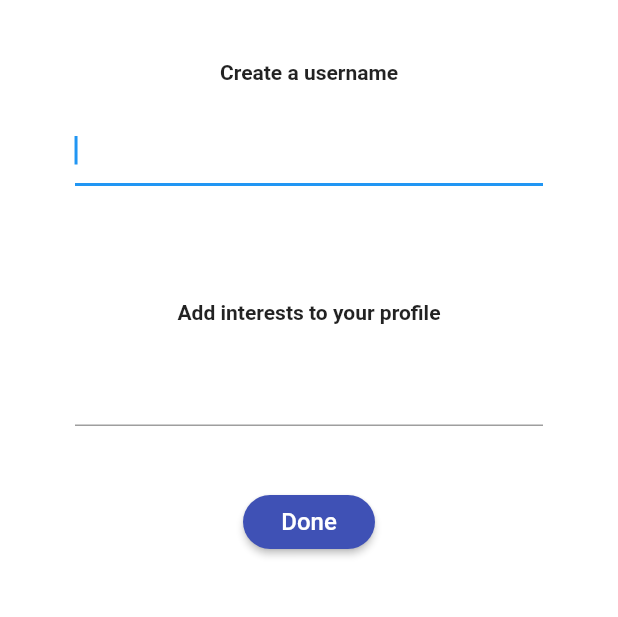
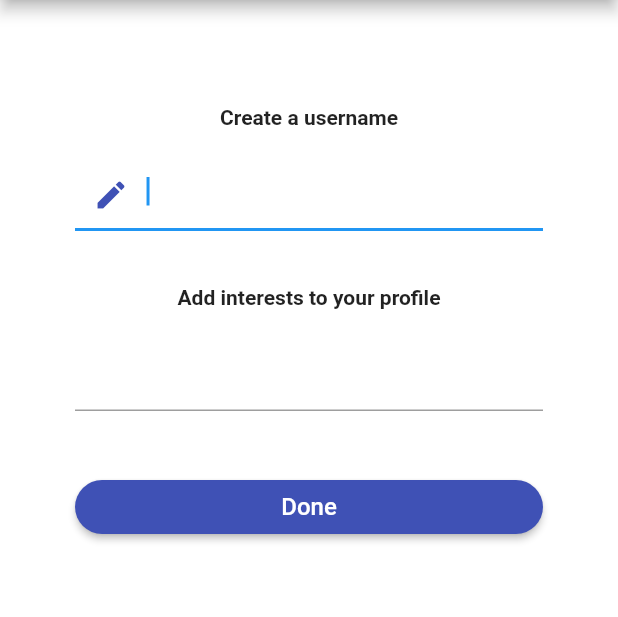
Before and after one commit to philalem/tutorial_app, a Flutter app: the UsernameAndInterestsSignUp screen opened directly, on a phone screen of 412 x 824 dp, the part 84-701 px from its top. Run offline on Flutter 3.47's test engine with Material 2 defaults, Android fonts, the phone set to English and light mode, and no system bars; our stand-ins replace camera, cloud_firestore, firebase_auth, firebase_storage, google_fonts, image_picker and 1 more; missing offline and left inert: algolia; accounts and stored records are empty; statements that could not run were skipped.

```diff
--- a/lib/login/login.dart
+++ b/lib/login/login.dart
@@ -54,7 +54,7 @@ class _LoginState extends State<Login> {
         child: ListView(
           children: <Widget>[
             Container(
-              padding: EdgeInsets.symmetric(vertical: 20.0, horizontal: 10.0),
+              padding: EdgeInsets.symmetric(vertical: 50.0, horizontal: 50.0),
               child: Form(
                 key: _formKey,
                 child: Column(
--- a/lib/register/createUsername.dart
+++ b/lib/register/createUsername.dart
@@ -24,9 +24,7 @@ class _CreateUsername extends State<CreateUsername> {
 
   @override
   Widget build(BuildContext context) {
-    return Container(
-      padding: EdgeInsets.symmetric(vertical: 20.0, horizontal: 20.0),
-      child: Column(
+    return Column(
       children: <Widget>[
         SizedBox(height: 20.0),
         Text(
@@ -37,6 +35,7 @@ class _CreateUsername extends State<CreateUsername> {
         ),
         SizedBox(height: 20.0),
         CreaidTextField(
+          icon: Icon(Icons.edit),
           validator: (val) => val.isEmpty ? 'Enter a username' : null,
           controller: widget.controller,
           onChanged: (value) async {
@@ -45,7 +44,7 @@ class _CreateUsername extends State<CreateUsername> {
             if (isMatch) {
               widget.disableForm();
               error = 'Sorry, this username is taken already. Try another.';
-              } else if (value != '') {
+            } else if (value == '') {
               widget.disableForm();
               error = 'Please enter a username';
             } else {
@@ -60,7 +59,6 @@ class _CreateUsername extends State<CreateUsername> {
           style: TextStyle(color: Colors.red, fontSize: 14.0),
         )
       ],
-      ),
     );
   }
 }
--- a/lib/register/register.dart
+++ b/lib/register/register.dart
@@ -54,7 +54,7 @@ class _RegisterState extends State<Register> {
           children: <Widget>[
             Center(
               child: Container(
-                padding: EdgeInsets.symmetric(vertical: 20.0, horizontal: 10.0),
+                padding: EdgeInsets.symmetric(vertical: 50.0, horizontal: 50.0),
                 child: Form(
                   key: _formKey,
                   child: Column(
@@ -103,6 +103,7 @@ class _RegisterState extends State<Register> {
                           Text(
                             'Next',
                             style: TextStyle(fontSize: 16),
+                            textAlign: TextAlign.center,
                           ),
                         ],
                         onPressed: () async {
--- a/lib/register/usernameAndInterestsSignUp.dart
+++ b/lib/register/usernameAndInterestsSignUp.dart
@@ -45,19 +45,18 @@ class _UsernameAndInterestsSignUpState
     return Scaffold(
       backgroundColor: Colors.white,
       appBar: AppBar(
-        elevation: 0.0,
         title: Text('Creaid'),
       ),
       body: Column(
         children: <Widget>[
-          CreateUsername(
-            enableForm: enableSubmitButton,
-            disableForm: disableSubmitButton,
-            controller: usernameHolder,
-          ),
           Container(
-              padding: EdgeInsets.symmetric(vertical: 20.0, horizontal: 20.0),
+              padding: EdgeInsets.symmetric(vertical: 50.0, horizontal: 50.0),
               child: Column(children: <Widget>[
+                CreateUsername(
+                  enableForm: enableSubmitButton,
+                  disableForm: disableSubmitButton,
+                  controller: usernameHolder,
+                ),
                 SizedBox(height: 20.0),
                 Text(
                   'Add interests to your profile',
@@ -78,6 +77,7 @@ class _UsernameAndInterestsSignUpState
                       Text(
                         'Done',
                         style: TextStyle(fontSize: 16),
+                        textAlign: TextAlign.center,
                       ),
                     ],
                     onPressed: () async {
@@ -96,6 +96,7 @@ class _UsernameAndInterestsSignUpState
                           error = 'Can not register this user';
                         });
                       }
+                      Navigator.of(context).pop();
                     }),
                 SizedBox(height: 12.0),
                 Text(
--- a/lib/utility/algoliaService.dart
+++ b/lib/utility/algoliaService.dart
@@ -18,6 +18,9 @@ class AlgoliaService {
     AlgoliaQuery query = algolia.instance.index('usernames').setHitsPerPage(1);
     query = query.search(potentialUsername);
     var hit = (await query.getObjects()).hits;
+    if (hit.length == 0) {
+      return false;
+    }
     AlgoliaObjectSnapshot snap = hit[0];
     var closestMatch = snap.data['username'];
     return closestMatch == potentialUsername;
--- a/lib/utility/creaidButton.dart
+++ b/lib/utility/creaidButton.dart
@@ -1,10 +1,16 @@
 import 'package:flutter/material.dart';
 
 class CreaidButton extends StatelessWidget {
-  CreaidButton({this.onPressed, this.children, this.disabled: false});
+  CreaidButton({
+    this.onPressed,
+    this.children,
+    this.disabled: false,
+    this.shrink: false,
+  });
+  List<Widget> children;
   Function onPressed;
   bool disabled;
-  List<Widget> children;
+  bool shrink;
 
   @override
   Widget build(BuildContext context) {
@@ -15,8 +21,9 @@ class CreaidButton extends StatelessWidget {
         borderRadius: BorderRadius.circular(18.0),
       ),
       child: Row(
+        mainAxisAlignment: MainAxisAlignment.center,
         children: children,
-        mainAxisSize: MainAxisSize.min,
+        mainAxisSize: shrink ? MainAxisSize.min : MainAxisSize.max,
       ),
     );
   }
--- a/lib/utility/creaidTextField.dart
+++ b/lib/utility/creaidTextField.dart
@@ -16,9 +16,7 @@ class CreaidTextField extends StatelessWidget {
   final TextEditingController controller;
   @override
   Widget build(BuildContext context) {
-    return Container(
-      padding: EdgeInsets.only(left: 30, right: 30),
-      child: TextFormField(
+    return TextFormField(
       controller: controller != null ? controller : TextEditingController(),
       onChanged: onChanged,
       validator: validator,
@@ -40,7 +38,6 @@ class CreaidTextField extends StatelessWidget {
               )
             : null,
       ),
-      ),
     );
   }
 }
```
Also changed, not shown: lib/profile/dynamicProfile.dart (+9 -4 lines). Lines whose indentation alone changed are shown as unchanged.
